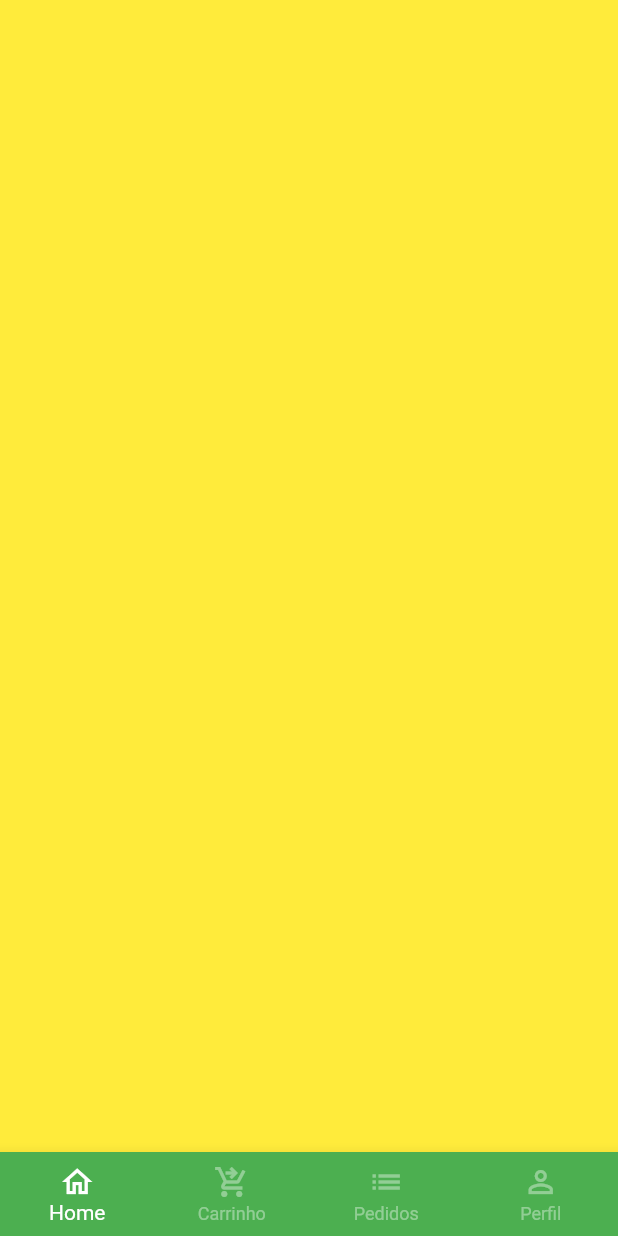
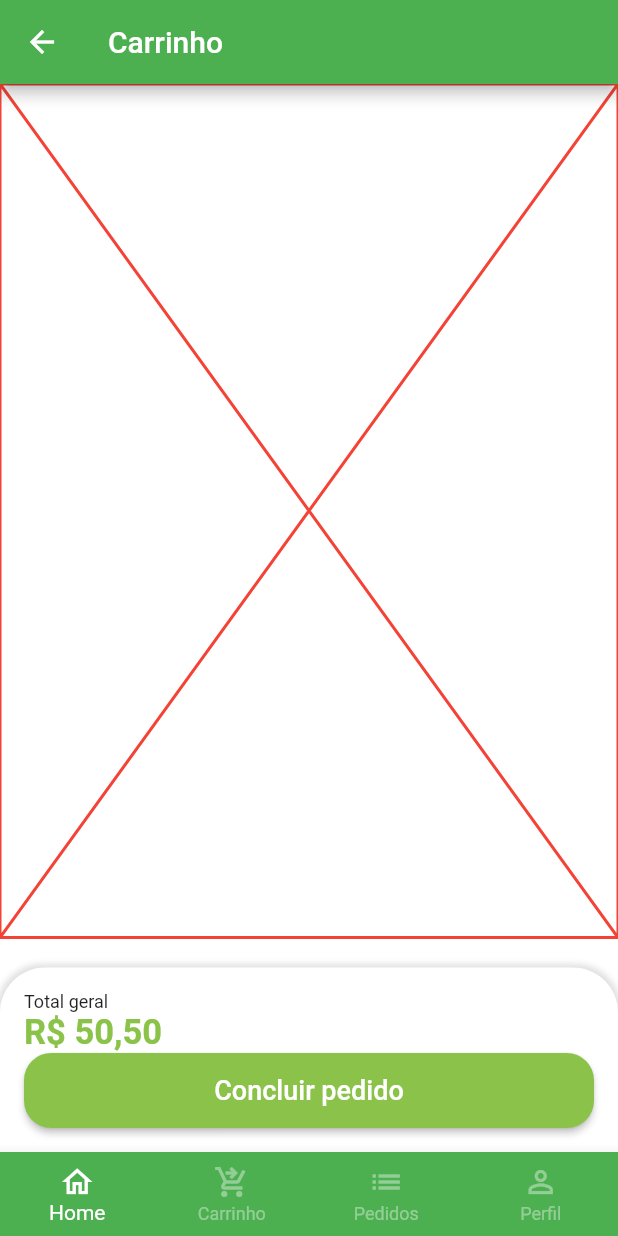
Before and after one commit to tiaggomoura/app-mercadin24h, a Flutter app: the BaseScreen screen opened directly, swiped to page 2, on a phone screen of 412 x 824 dp. Run offline on Flutter 3.47's test engine with Material 2 defaults, Android fonts, the light colour scheme and no system bars; our stand-ins replace animated_text_kit, badges, mask_text_input_formatter.

Commit message:
WIP - Total e confirmação de pedido

```diff
--- a/lib/src/pages/base/base_screen.dart
+++ b/lib/src/pages/base/base_screen.dart
@@ -1,4 +1,5 @@
 import 'package:flutter/material.dart';
+import 'package:mercadin/src/pages/cart/CartTab.dart';
 import 'package:mercadin/src/pages/home/home_tab.dart';
 
 class BaseScreen extends StatefulWidget {
@@ -20,7 +21,7 @@ class _BaseScreenState extends State<BaseScreen> {
         controller: pageController,
         children: [
           const HomeTab(),
-          Container(color: Colors.yellow),
+          CartTab(),
           Container(color: Colors.blue),
           Container(color: Colors.purple),
         ],
--- /dev/null
+++ b/lib/src/pages/cart/CartTab.dart
@@ -0,0 +1,81 @@
+import 'package:flutter/material.dart';
+import 'package:mercadin/src/config/custom_colors.dart';
+
+import '../../services/utils_services.dart';
+
+class CartTab extends StatelessWidget {
+  CartTab({Key? key}) : super(key: key);
+
+  final UtilsServices utilsServices = UtilsServices();
+
+  @override
+  Widget build(BuildContext context) {
+    return Scaffold(
+      appBar: AppBar(
+        title: const Text('Carrinho'),
+      ),
+      body: Column(
+        children: [
+          const Expanded(
+            child: Placeholder(
+              color: Colors.red,
+            ),
+          ),
+          const SizedBox(
+            height: 20,
+          ),
+          Container(
+            padding: const EdgeInsets.all(16),
+            decoration: BoxDecoration(
+                color: Colors.white,
+                borderRadius: const BorderRadius.vertical(
+                  top: Radius.circular(30),
+                ),
+                boxShadow: [
+                  BoxShadow(
+                    color: Colors.grey.shade300,
+                    blurRadius: 3,
+                    spreadRadius: 2,
+                  )
+                ]),
+            child: Column(
+              crossAxisAlignment: CrossAxisAlignment.stretch,
+              children: [
+                const Text('Total geral',
+                    style: TextStyle(
+                      fontSize: 12,
+                    )),
+                Text(
+                  utilsServices.priceToCurrency(50.5),
+                  style: TextStyle(
+                    fontSize: 23,
+                    color: CustomColors.customSwatchColor,
+                    fontWeight: FontWeight.bold,
+                  ),
+                ),
+                SizedBox(
+                  height: 50,
+                  child: ElevatedButton(
+                    style: ElevatedButton.styleFrom(
+                      backgroundColor: CustomColors.customSwatchColor,
+                      shape: RoundedRectangleBorder(
+                        borderRadius: BorderRadius.circular(18),
+                      ),
+                    ),
+                    onPressed: () {},
+                    child: const Text(
+                      'Concluir pedido',
+                      style: TextStyle(
+                        fontSize: 18,
+                      ),
+                    ),
+                  ),
+                ),
+              ],
+            ),
+          ),
+        ],
+      ),
+    );
+  }
+}
```
